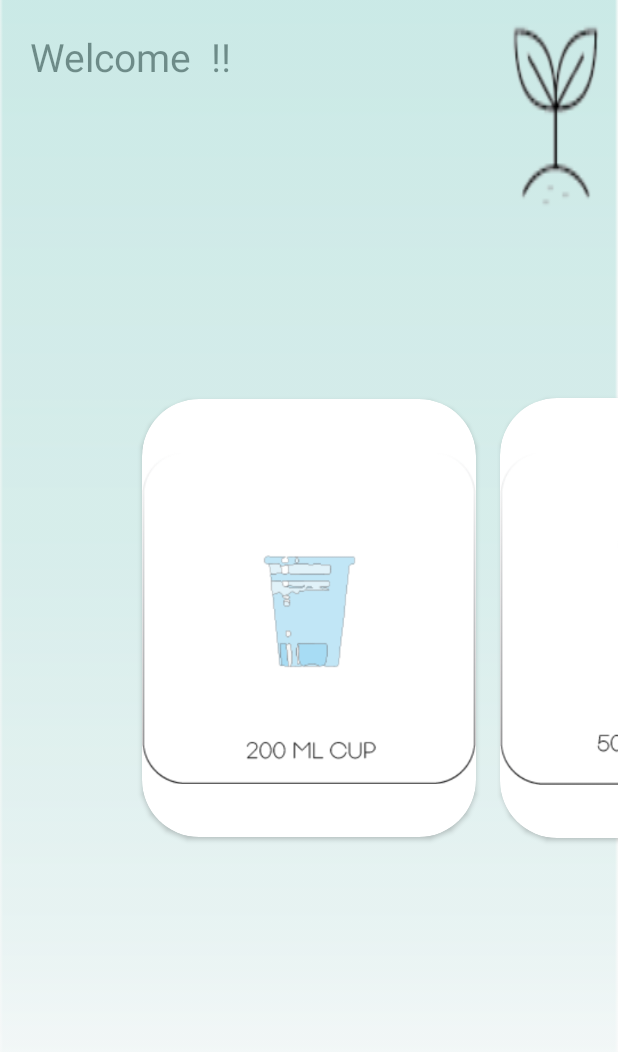
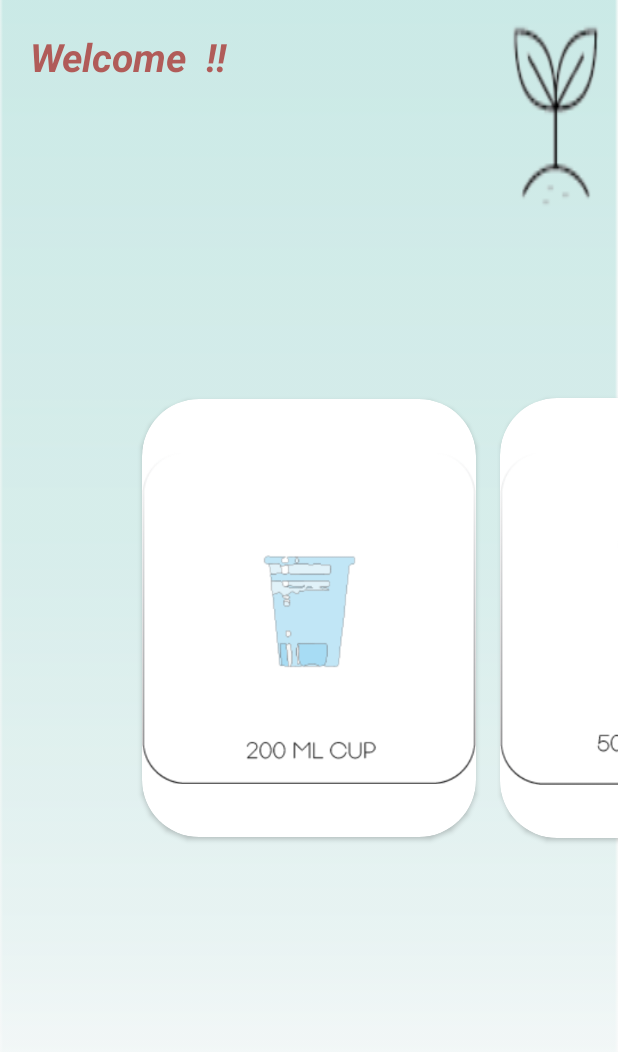
Before and after one commit to amit-schwartz-u/UX-Water-App-Project, an Android app: the screen it shows after launch (CupsActivity), after a tap on "SUBMIT", on a phone screen of 412 x 824 dp. Shown: the top 1052 px of the screen. Run offline under Robolectric (Android 15) with nearby library versions, the light colour scheme and no system bars; 2 other taps on this screen came first.

Commit message:
changing text color

```diff
--- a/app/src/main/res/layout/activity_cups.xml
+++ b/app/src/main/res/layout/activity_cups.xml
@@ -16,7 +16,10 @@
         android:layout_alignParentLeft="true"
         android:layout_marginLeft="20dp"
         android:layout_marginTop="20dp"
+        android:textAppearance="@style/TextAppearance.AppCompat.Large"
+        android:textColor="#D32F2F"
         android:textSize="26sp"
+        android:textStyle="bold|italic"
         android:visibility="visible" />
 
     <androidx.viewpager.widget.ViewPager
```
